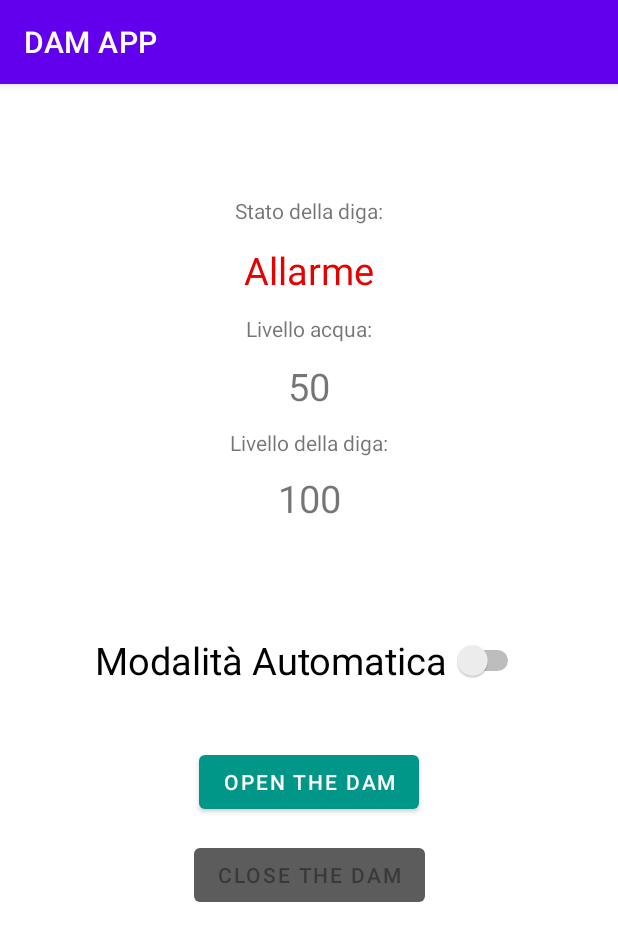
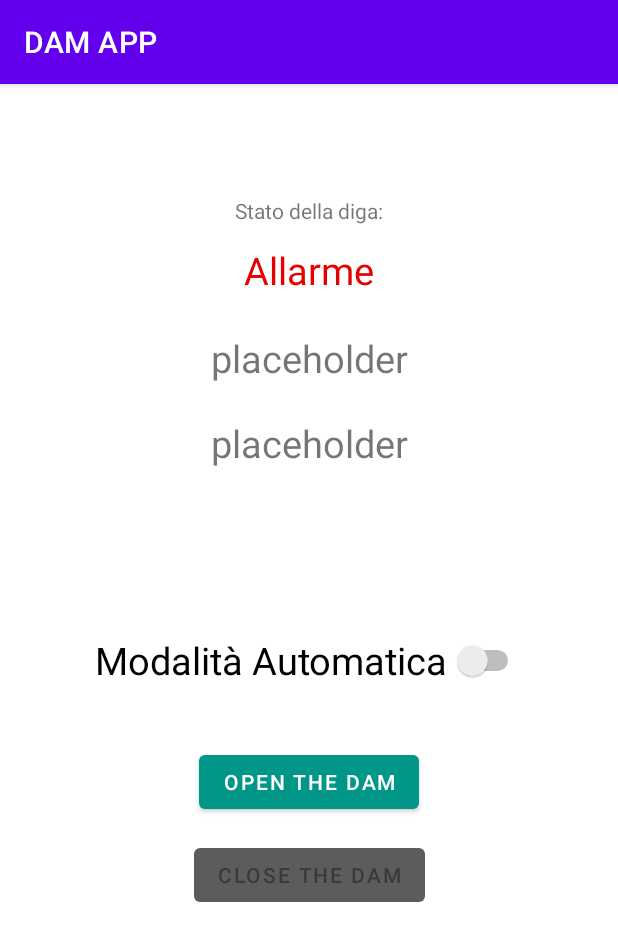
Before and after one commit to w-disaster/seiot-assignments-2020, an Android app: the screen it shows after launch (MainActivity), after a tap on "CLOSE THE DAM", on a phone screen of 412 x 824 dp. Shown: the top 941 px of the screen. Run offline under Robolectric (Android 15) with nearby library versions, the phone set to English and light mode, and no system bars; 9 statements that could not run were skipped; 1 other tap on this screen came first.

Commit message:
added first bluetooth steps to the app

```diff
--- a/smart_dam/src/dam_mobileapp/app/src/main/java/com/dm/dam_mobile/MainActivity.java
+++ b/smart_dam/src/dam_mobileapp/app/src/main/java/com/dm/dam_mobile/MainActivity.java
@@ -47,6 +47,8 @@ public class MainActivity extends AppCompatActivity {
     protected void onCreate(Bundle savedInstanceState) {
         super.onCreate(savedInstanceState);
 
+        setContentView(R.layout.activity_main);
+
         //initialize Bluetooth connection
         final BluetoothAdapter btAdapter = BluetoothAdapter.getDefaultAdapter();
         if(btAdapter != null && !btAdapter.isEnabled()){
@@ -61,8 +63,6 @@ public class MainActivity extends AppCompatActivity {
         this.waterLevel = 50;
 
         this.context = ControlMode.AUTOMATIC;
-
-        setContentView(R.layout.activity_main);
 
         //context set up
         this.contextSwicth = (Switch)findViewById(R.id.contextSwitch);
@@ -85,21 +85,16 @@ public class MainActivity extends AppCompatActivity {
 
         // show state
         this.stateView = (TextView)findViewById(R.id.state);
-
         this.stateView.setText(this.damState.toString());
         this.stateView.setTextColor(Color.parseColor(this.damState.getColor()));
-
-        // show dam level
-        this.damLevelView = (TextView)findViewById(R.id.level);
-        this.damLevelView.setText(String.valueOf(this.damLevel));
-
-        // show water level
-        this.waterLevelView = (TextView)findViewById(R.id.water);
-        this.waterLevelView.setText(String.valueOf(this.waterLevel));
 
         //hide all until its sent by DS
         this.waterLevelView.setVisibility(View.GONE);
         this.damLevelView.setVisibility(View.GONE);
+
+        this.waterLevelLabel.setVisibility(View.GONE);
+        this.damLevelLabel.setVisibility(View.GONE);
+
         this.btnClose.setVisibility(View.GONE);
         this.btnOpen.setVisibility(View.GONE);
         this.contextSwicth.setVisibility(View.GONE);
@@ -163,6 +158,12 @@ public class MainActivity extends AppCompatActivity {
         super.onPause();
     }
 
+    @Override
+    protected void onStop() {
+        super.onStop();
+        btChannel.close();
+    }
+
     public void openDam(View view) {
         moveDam(-1);
     }
@@ -195,8 +196,15 @@ public class MainActivity extends AppCompatActivity {
 
     private void moveDam(final int verse){
         if(!operationOutOfBounds(verse)) {
+            String message = "";
+
             // aggiorno il livello diga
             this.damLevel = this.damLevel + DAM_STEP * verse;
+
+            //TODO: make jSON and send it to move the thing
+
+            // mando messaggio di muovere anche alla diga fisicamente
+            this.btChannel.sendMessage(message);
 
             // aggiorno i bottoni
             Button pressedButton;
```
